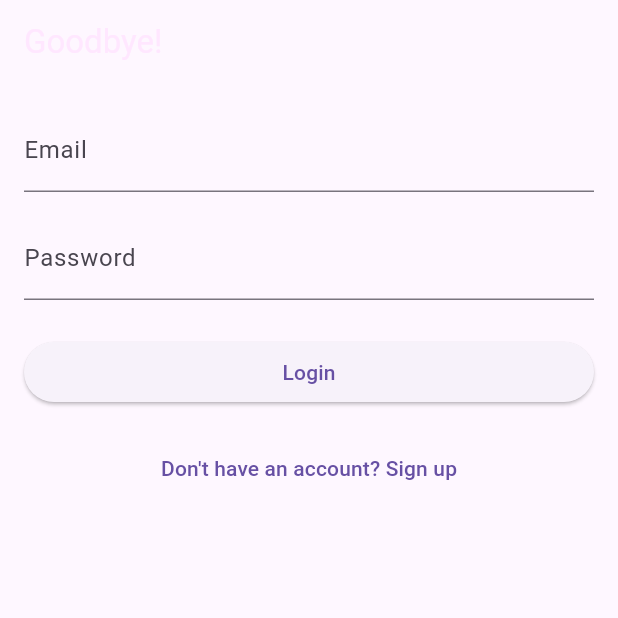
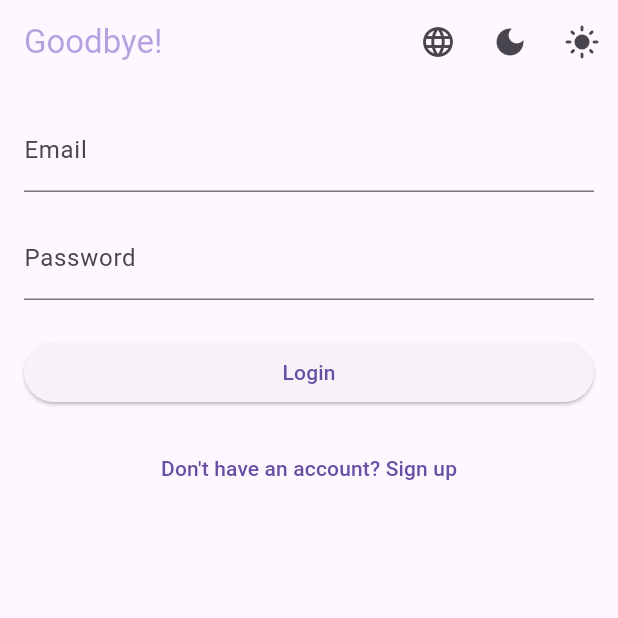
Before and after one commit to sidd68-hub/flutter_clean_architecture, a Flutter app: the screen it shows after launch, on a phone screen of 412 x 824 dp, the top half of it. Run offline on Flutter 3.47's test engine with Material 3 defaults, Android fonts, the phone set to English and light mode, and no system bars; our stand-ins replace bloc, connectivity_plus, dio, equatable, flutter_bloc, flutter_secure_storage and 3 more.

Commit message:
Theme Change with bloc

```diff
--- a/lib/app.dart
+++ b/lib/app.dart
@@ -4,6 +4,8 @@ import 'package:flutter_clean_architecture/config/routes/app_routes.dart';
 import 'package:flutter_clean_architecture/config/theme/themes.dart';
 import 'package:flutter_clean_architecture/presentation/bloc/locale/language_bloc.dart';
 import 'package:flutter_clean_architecture/presentation/bloc/locale/language_state.dart';
+import 'package:flutter_clean_architecture/presentation/bloc/theme/theme_bloc.dart';
+import 'package:flutter_clean_architecture/presentation/bloc/theme/theme_state.dart';
 import 'package:flutter_clean_architecture/presentation/connectivity/connectivty_check.dart';
 import 'package:flutter_localizations/flutter_localizations.dart';
 
@@ -15,6 +17,10 @@ class AppView extends StatelessWidget {
 
   @override
   Widget build(BuildContext context) {
+    return BlocProvider<ThemeBloc>(
+      create: (_) => sl<ThemeBloc>(),
+      child: BlocBuilder<ThemeBloc, ThemeState>(
+        builder: (context, themeState) {
           return BlocProvider<LocaleBloc>(
             create: (_) => sl<LocaleBloc>(),
             child: BlocBuilder<LocaleBloc, LocaleState>(
@@ -32,10 +38,14 @@ class AppView extends StatelessWidget {
                     GlobalCupertinoLocalizations.delegate,
                   ],
                   title: 'Flutter Demo',
-            theme: firstTheme,
+                  theme: themeState.themeData,
                   routerConfig: AppRouter.router,
                   debugShowCheckedModeBanner: false,
-            builder: (context, child) => ConnectivityListener(child: child!,),
+                  builder: (context, child) =>
+                      ConnectivityListener(child: child!,),
+                );
+              },
+            ),
           );
         },
       ),
--- /dev/null
+++ b/lib/config/theme/theme_type.dart
@@ -0,0 +1 @@
+enum ThemeType{light,dark}
--- a/lib/config/theme/themes.dart
+++ b/lib/config/theme/themes.dart
@@ -1,5 +1,11 @@
 import 'package:flutter/material.dart';
 import 'package:flutter_clean_architecture/config/theme/app_schema.dart';
+import 'package:flutter_clean_architecture/config/theme/theme_type.dart';
+
+
+/*class AppTheme{
+  final ThemeType themeType;
+  AppTheme(this.themeType);
 
   final ThemeData firstTheme = ThemeData(
     brightness: Brightness.light,
@@ -11,7 +17,6 @@ final ThemeData firstTheme = ThemeData(
       ),
     ],
   );
-
   final ThemeData darkTealTheme = ThemeData(
     brightness: Brightness.dark,
     extensions: const <ThemeExtension<dynamic>>[
@@ -22,3 +27,34 @@ final ThemeData darkTealTheme = ThemeData(
       ),
     ],
   );
+}*/
+
+class AppTheme {
+  static ThemeData getTheme(ThemeType themeType) {
+    switch (themeType) {
+      case ThemeType.light:
+        return ThemeData(
+          brightness: Brightness.light,
+          extensions: const <ThemeExtension<dynamic>>[
+            AppColorScheme(
+              p0: Color(0x806A4CBD),
+              p1: Color(0xFFC89EE0),
+              p2: Color(0xFF9867C5),
+            ),
+          ],
+        );
+      case ThemeType.dark:
+        return ThemeData(
+          brightness: Brightness.dark,
+          extensions: const <ThemeExtension<dynamic>>[
+            AppColorScheme(
+              p0: Color(0xFFFDC3FE),
+              p1: Color(0xFF9FE8DF),
+              p2: Color(0xFF4DCBB1),
+            ),
+          ],
+        );
+    // fallback
+    }
+  }
+}
--- a/lib/core/di/injector.dart
+++ b/lib/core/di/injector.dart
@@ -6,6 +6,7 @@ import 'package:flutter_clean_architecture/domain/repositories/auth_repository.d
 import 'package:flutter_clean_architecture/domain/usecase/login_user.dart';
 import 'package:flutter_clean_architecture/presentation/bloc/connectivity/connectivity_bloc.dart';
 import 'package:flutter_clean_architecture/presentation/bloc/locale/language_bloc.dart';
+import 'package:flutter_clean_architecture/presentation/bloc/theme/theme_bloc.dart';
 import 'package:flutter_secure_storage/flutter_secure_storage.dart';
 import 'package:get_it/get_it.dart';
 import 'package:pretty_dio_logger/pretty_dio_logger.dart';
@@ -34,5 +35,7 @@ Future<void> init() async {
   sl.registerLazySingleton<NetworkInfo>(() => NetworkInfoImpl(sl()));
   sl.registerLazySingleton(() => ConnectivityBloc(sl<Connectivity>()));
   sl.registerLazySingleton<LocaleBloc>(() => LocaleBloc());
+  sl.registerLazySingleton<ThemeBloc>(() => ThemeBloc());
+
 
 }
--- /dev/null
+++ b/lib/presentation/bloc/theme/theme_bloc.dart
@@ -0,0 +1,13 @@
+import 'package:flutter_bloc/flutter_bloc.dart';
+import 'package:flutter_clean_architecture/config/theme/theme_type.dart';
+import 'package:flutter_clean_architecture/config/theme/themes.dart';
+import 'theme_event.dart';
+import 'theme_state.dart';
+
+class ThemeBloc extends Bloc<ThemeEvent, ThemeState> {
+  ThemeBloc() : super(ThemeState(themeData: AppTheme.getTheme(ThemeType.light))) {
+    on<SetTheme>((event, emit) {
+      emit(ThemeState(themeData: AppTheme.getTheme(event.themeType)));
+    });
+  }
+}
--- /dev/null
+++ b/lib/presentation/bloc/theme/theme_event.dart
@@ -0,0 +1,9 @@
+import 'package:flutter_clean_architecture/config/theme/theme_type.dart';
+
+abstract class ThemeEvent {}
+
+class SetTheme extends ThemeEvent {
+  final ThemeType themeType;
+
+  SetTheme(this.themeType);
+}
--- /dev/null
+++ b/lib/presentation/bloc/theme/theme_state.dart
@@ -0,0 +1,7 @@
+import 'package:flutter/material.dart';
+
+class ThemeState {
+  final ThemeData themeData;
+
+  ThemeState({required this.themeData});
+}
--- a/lib/presentation/screen/login/login_screen.dart
+++ b/lib/presentation/screen/login/login_screen.dart
@@ -1,10 +1,13 @@
 import 'package:flutter/material.dart';
 import 'package:flutter_bloc/flutter_bloc.dart';
+import 'package:flutter_clean_architecture/config/theme/theme_type.dart';
 import 'package:flutter_clean_architecture/core/di/injector.dart';
 import 'package:flutter_clean_architecture/core/extension/color_extension.dart';
 import 'package:flutter_clean_architecture/core/extension/localization_extension.dart';
 import 'package:flutter_clean_architecture/presentation/bloc/locale/language_bloc.dart';
 import 'package:flutter_clean_architecture/presentation/bloc/locale/language_event.dart';
+import 'package:flutter_clean_architecture/presentation/bloc/theme/theme_bloc.dart';
+import 'package:flutter_clean_architecture/presentation/bloc/theme/theme_event.dart';
 import 'package:flutter_clean_architecture/presentation/screen/login/bloc/login_bloc.dart';
 import 'package:flutter_clean_architecture/presentation/screen/login/bloc/login_event.dart';
 import 'package:flutter_clean_architecture/presentation/screen/login/bloc/login_state.dart';
@@ -24,15 +27,31 @@ class _LoginScreenState extends State<LoginScreen> {
   void _onLoginPressed() {
     final email = _emailController.text;
     final password = _passwordController.text;
-    context.read<LoginBloc>().add(LoginButtonPressed(email: email, password: password));
+    context
+        .read<LoginBloc>()
+        .add(LoginButtonPressed(email: email, password: password));
   }
 
   @override
   Widget build(BuildContext context) {
     return Scaffold(
-      appBar: AppBar(title: Text(context.loc.goodbye,style: TextStyle(
-        color: context.appColors.p0
-      ),)),
+      appBar: AppBar(
+        title: Text(
+          context.loc.goodbye,
+          style: TextStyle(color: context.appColors.p0),
+        ),
+        actions: [
+          IconButton(
+              onPressed: () => showLanguageBottomSheet(context),
+              icon: Icon(Icons.language)),
+          IconButton(
+              onPressed: () => sl<ThemeBloc>().add(SetTheme(ThemeType.dark)),
+              icon: Icon(Icons.dark_mode)),
+          IconButton(
+              onPressed: () => sl<ThemeBloc>().add(SetTheme(ThemeType.light)),
+              icon: Icon(Icons.light_mode)),
+        ],
+      ),
       body: Padding(
         padding: const EdgeInsets.all(16),
         child: BlocConsumer<LoginBloc, LoginState>(
@@ -68,7 +87,7 @@ class _LoginScreenState extends State<LoginScreen> {
                 ),
                 const SizedBox(height: 16),
                 TextButton(
-                  onPressed: () => showLanguageBottomSheet(context),
+                  onPressed: () => {},
                   child: const Text("Don't have an account? Sign up"),
                 ),
               ],
@@ -78,38 +97,64 @@ class _LoginScreenState extends State<LoginScreen> {
       ),
     );
   }
+
   void showLanguageBottomSheet(BuildContext context) {
     showModalBottomSheet(
       showDragHandle: true,
+      isScrollControlled: true,
       context: context,
       shape: RoundedRectangleBorder(
         borderRadius: BorderRadius.vertical(top: Radius.circular(16)),
       ),
       builder: (context) {
-        return Padding(
-          padding: const EdgeInsets.all(16.0),
+        return Container(
+          width: double.infinity,
+          padding: const EdgeInsets.symmetric(horizontal: 16.0, vertical: 24.0),
           child: Column(
             mainAxisSize: MainAxisSize.min,
             crossAxisAlignment: CrossAxisAlignment.start,
             children: [
               GestureDetector(
-                  onTap: (){
+                onTap: () {
                   sl<LocaleBloc>().add(ChangeLocale(Locale('en')));
                   Navigator.pop(context);
                 },
-                  child: Text("English", style: TextStyle(fontSize: 16))),
-              SizedBox(height: 12),
+                child: Container(
+                  height: 40,
+                  width: double.infinity,
+                  decoration: BoxDecoration(
+                      borderRadius: BorderRadius.circular(16),
+                      color: Colors.grey.shade400),
+                  child: Padding(
+                    padding: const EdgeInsets.all(8.0),
+                    child: Text('English'),
+                  ),
+                ),
+              ),
+              SizedBox(
+                height: 40,
+              ),
               GestureDetector(
-                  onTap: (){
+                onTap: () {
                   sl<LocaleBloc>().add(ChangeLocale(Locale('hi')));
                   Navigator.pop(context);
                 },
-                  child: Text("Hindi", style: TextStyle(fontSize: 16))),
+                child: Container(
+                  height: 40,
+                  width: double.infinity,
+                  decoration: BoxDecoration(
+                      borderRadius: BorderRadius.circular(16),
+                      color: Colors.grey.shade400),
+                  child: Padding(
+                    padding: const EdgeInsets.all(8.0),
+                    child: Text('Hindi'),
+                  ),
+                ),
+              ),
             ],
           ),
         );
       },
     );
   }
-
 }
```
Lines whose indentation alone changed are shown as unchanged.
